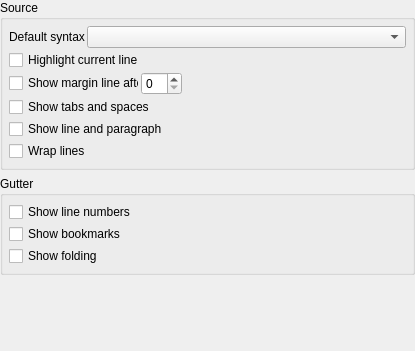
Before: the Qt Designer form resources/ui/configure/editor.ui in prymatex/prymatex, drawn with Qt 5.
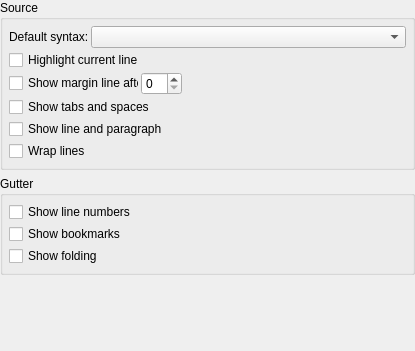
After: the same form once the commit is applied.

Patch:
```diff
--- a/resources/ui/configure/editor.ui
+++ b/resources/ui/configure/editor.ui
@@ -37,7 +37,7 @@
         <item>
          <widget class="QLabel" name="labelDefaultSyntax">
           <property name="text">
-           <string>Default syntax</string>
+           <string>Default syntax:</string>
           </property>
          </widget>
         </item>
```
